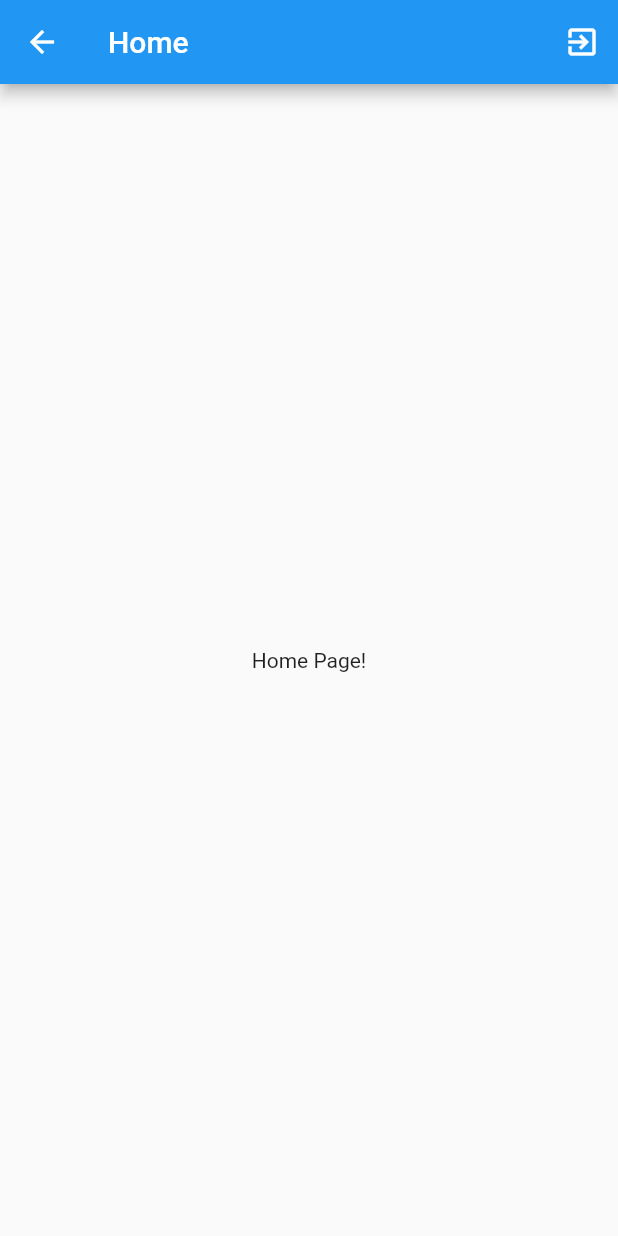
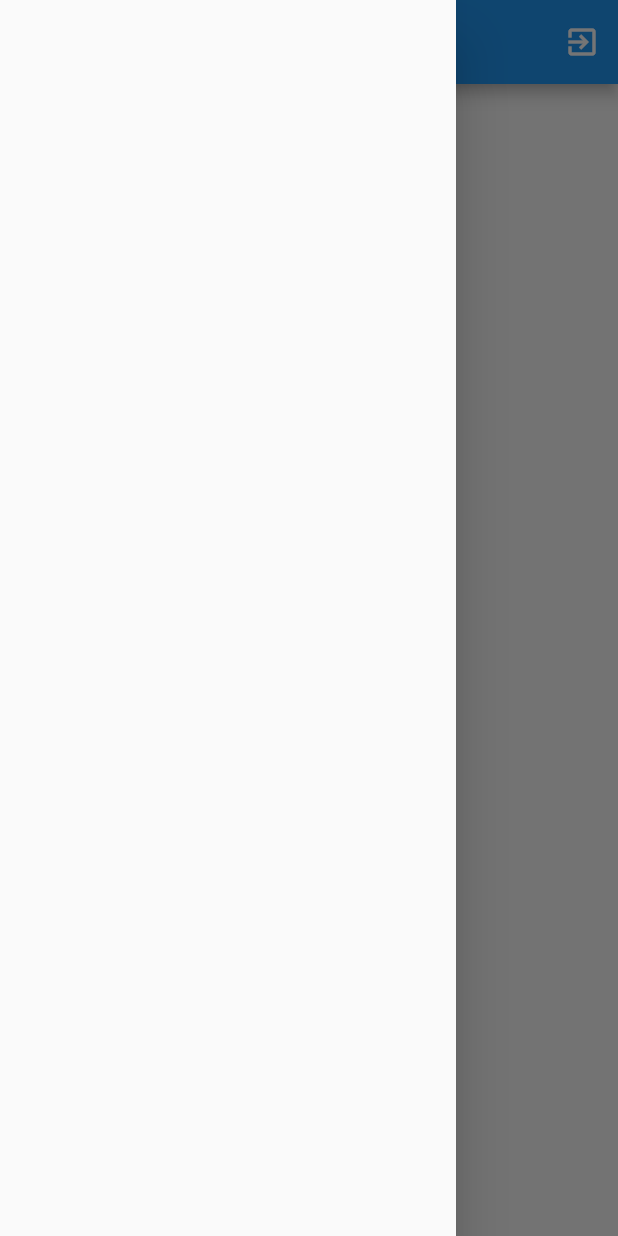
Before and after one commit to andbattaglia/DoceBlocks, a Flutter app: the HomePage screen opened directly, with the side drawer open (before the commit the screen has no drawer), on a phone screen of 412 x 824 dp. Run offline on Flutter 3.47's test engine with Material 2 defaults, Android fonts, the phone set to English and light mode, and no system bars; our stand-ins replace cloud_firestore, equatable, firebase_auth, flutter_bloc; missing offline and left inert: cloud_firestore_web, firebase_auth_web, firebase_core_web; accounts and stored records are empty; network calls fail.

Commit message:
fixed di

```diff
--- a/lib/data/models/user.dart
+++ b/lib/data/models/user.dart
@@ -9,8 +9,8 @@ class User {
 
   User(this.uid, {this.email = '', this.name = '', this.lastName = '', this.isAdmin = false});
 
-  User.fromMap(dynamic data) :
-        uid = data['uid'],
+  User.fromMap(String uid, dynamic data) :
+        uid = uid,
         email = data['email'],
         name = data['name'],
         lastName = data['last_name'],
--- a/lib/injection/dependency_injection.dart
+++ b/lib/injection/dependency_injection.dart
@@ -1,7 +1,6 @@
 import 'package:cloud_firestore/cloud_firestore.dart';
 import 'package:doce_blocks/data/framework/firebase/firebase_datasource.dart';
 import 'package:firebase_auth/firebase_auth.dart';
-import 'package:firebase_database/firebase_database.dart';
 import 'package:flutter/widgets.dart';
 import 'package:doce_blocks/data/repositories/repositories.dart';
 
--- a/lib/main.dart
+++ b/lib/main.dart
@@ -34,7 +34,6 @@ class App extends StatelessWidget {
       ),
       home: BlocBuilder<AuthenticationBloc, AuthenticationState>(
         builder: (context, state) {
-          print(state.toString());
           if (state is AuthenticationInitial) {
             return SplashPage();
           }
--- a/lib/presentation/auth/authentication_bloc.dart
+++ b/lib/presentation/auth/authentication_bloc.dart
@@ -1,7 +1,8 @@
-import 'dart:developer';
-
+import 'package:doce_blocks/data/models/models.dart';
+import 'package:doce_blocks/data/repositories/repositories.dart';
 import 'package:doce_blocks/injection/dependency_injection.dart';
 import 'package:equatable/equatable.dart';
+import 'package:flutter/material.dart';
 import 'package:flutter_bloc/flutter_bloc.dart';
 
 part 'authentication_event.dart';
@@ -9,7 +10,11 @@ part 'authentication_state.dart';
 
 class AuthenticationBloc extends Bloc<AuthenticationEvent, AuthenticationState> {
 
-  AuthenticationBloc() : super(AuthenticationInitial());
+  UserRepository _userRepository;
+
+  AuthenticationBloc() : super(AuthenticationInitial()){
+    _userRepository = Injector.provideUserRepository();
+  }
 
   @override
   Stream<AuthenticationState> mapEventToState(AuthenticationEvent event) async* {
@@ -23,19 +28,18 @@ class AuthenticationBloc extends Bloc<AuthenticationEvent, AuthenticationState>
   }
 
   Stream<AuthenticationState> _mapAuthenticationStartedToState() async* {
-    var userRepository = Injector.provideUserRepository();
-
-    final isSignedIn = await userRepository.isSignedIn();
-    print(isSignedIn);
+    final isSignedIn = await _userRepository.isSignedIn();
     if (isSignedIn) {
-      yield AuthenticationSuccess();
+      var user = await _userRepository.getUser();
+      yield AuthenticationSuccess(user: user);
     } else {
       yield AuthenticationFailure();
     }
   }
 
   Stream<AuthenticationState> _mapAuthenticationLoggedInToState() async* {
-    yield AuthenticationSuccess();
+    var user = await _userRepository.getUser();
+    yield AuthenticationSuccess(user: user);
   }
 
   Stream<AuthenticationState> _mapAuthenticationLoggedOutToState() async* {
--- a/lib/presentation/auth/authentication_state.dart
+++ b/lib/presentation/auth/authentication_state.dart
@@ -9,6 +9,23 @@ abstract class AuthenticationState extends Equatable {
 
 class AuthenticationInitial extends AuthenticationState {}
 
-class AuthenticationSuccess extends AuthenticationState {}
+class AuthenticationSuccess extends AuthenticationState {
+  final User user;
+
+  const AuthenticationSuccess({@required this.user});
+
+  @override
+  List<Object> get props => [user.email, user.name, user.lastName];
+
+  @override
+  String toString() {
+    if(user != null){
+      return 'AuthenticationSuccess { ${user.uid} ${user.email} ${user.name} ${user.lastName}';
+    }
+    return 'AuthenticationSuccess {}';
+  }
+}
+
+
 
 class AuthenticationFailure extends AuthenticationState {}
--- /dev/null
+++ b/lib/presentation/drawer/drawer_menu.dart
@@ -0,0 +1,37 @@
+import 'dart:developer';
+
+import 'package:doce_blocks/presentation/auth/authentication_bloc.dart';
+import 'package:flutter/material.dart';
+import 'package:flutter_bloc/flutter_bloc.dart';
+
+class DrawerMenu extends StatefulWidget {
+  @override
+  State<DrawerMenu> createState() => _DrawerMenuState();
+}
+
+class _DrawerMenuState extends State<DrawerMenu> {
+  @override
+  Widget build(BuildContext context) {
+    return Drawer(
+      child: BlocBuilder<AuthenticationBloc, AuthenticationState>(
+        builder: (context, state) {
+          if (state is AuthenticationSuccess) {
+            return ListView(
+              // Important: Remove any padding from the ListView.
+              padding: EdgeInsets.zero,
+              children: <Widget>[
+                DrawerHeader(
+                  child: Text('${state.user.name} ${state.user.lastName}'),
+                  decoration: BoxDecoration(
+                    color: Colors.blue,
+                  ),
+                ),
+              ],
+            );
+          }
+          return Container();
+        },
+      ),
+    );
+  }
+}
--- a/lib/presentation/home/home_page.dart
+++ b/lib/presentation/home/home_page.dart
@@ -1,4 +1,5 @@
 import 'package:doce_blocks/presentation/auth/authentication_bloc.dart';
+import 'package:doce_blocks/presentation/drawer/drawer_menu.dart';
 import 'package:flutter/material.dart';
 import 'package:flutter_bloc/flutter_bloc.dart';
 
@@ -7,8 +8,8 @@ class HomePage extends StatelessWidget {
   @override
   Widget build(BuildContext context) {
 
-
     return Scaffold(
+      drawer: DrawerMenu(),
       appBar: AppBar(
         title: Text('Home'),
         actions: <Widget>[
--- a/lib/presentation/login/login_form.dart
+++ b/lib/presentation/login/login_form.dart
@@ -1,3 +1,5 @@
+import 'dart:developer';
+
 import 'package:doce_blocks/presentation/auth/authentication_bloc.dart';
 import 'package:flutter/material.dart';
 import 'package:flutter_bloc/flutter_bloc.dart';
@@ -44,7 +46,7 @@ class _LoginFormState extends State<LoginForm> {
         }
 
         if (state is LoginSuccess) {
-            BlocProvider.of<AuthenticationBloc>(context).add(AuthenticationLoggedIn());
+          BlocProvider.of<AuthenticationBloc>(context).add(AuthenticationLoggedIn());
         }
       },
       child: BlocBuilder<LoginBloc, LoginState>(
```
Also changed, not shown: lib/data/framework/firebase/firebase_datasource.dart (+6 -7 lines), lib/data/repositories/user_repository.dart (+11 -3 lines), lib/generated_plugin_registrant.dart (added, +20 -0 lines), lib/presentation/login/bloc/login_bloc.dart (+7 -2 lines), pubspec.yaml (+9 -3 lines), pubspec.lock, 5 other files.
